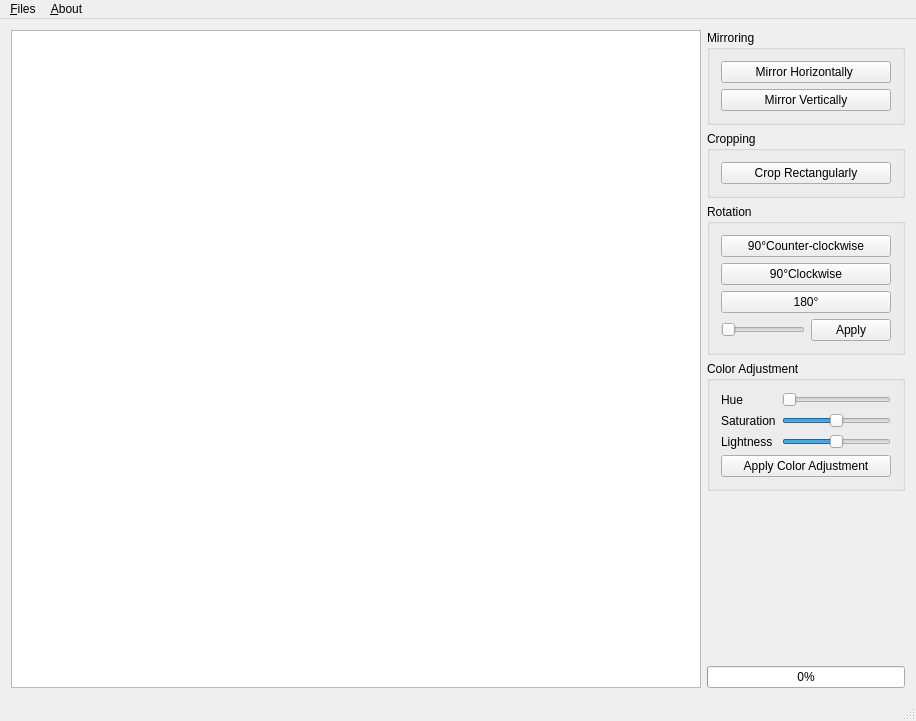
This is mainwindow.ui in lizy14/hello-lenna as Qt 5 draws it before an edit. The edited form follows.
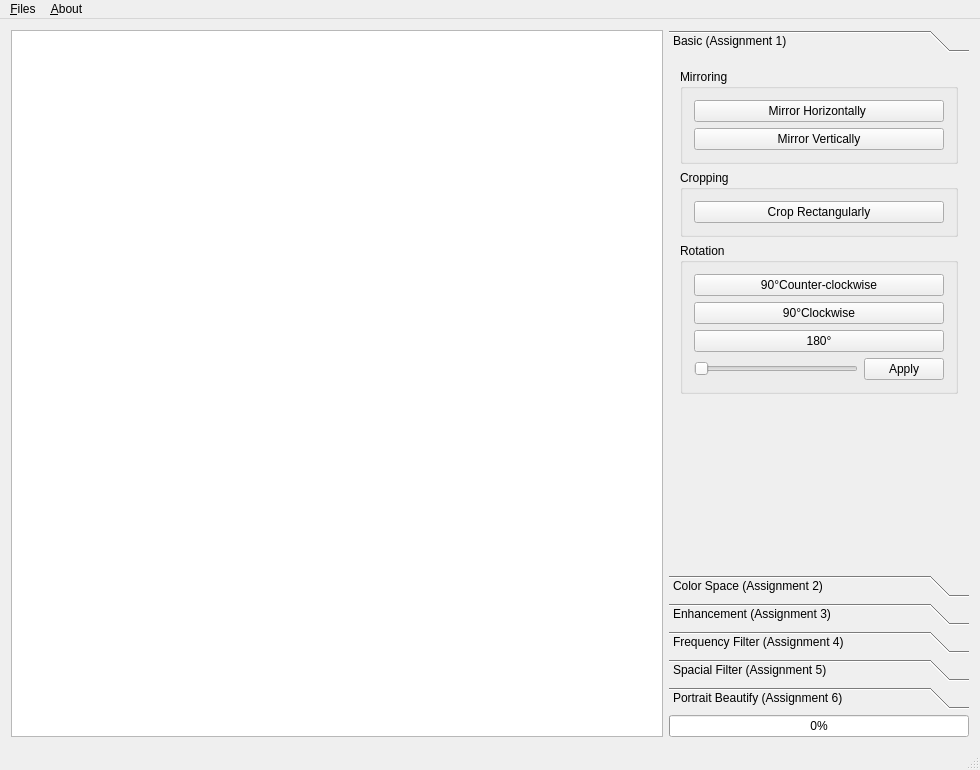
This is the edited form. The open tabs and pages were chosen to show the change.

Commit message: color: hsv <-> rgb conversion implementation

The edit to the form file:
```diff
--- a/mainwindow.ui
+++ b/mainwindow.ui
@@ -6,8 +6,8 @@
    <rect>
     <x>0</x>
     <y>0</y>
-    <width>916</width>
-    <height>721</height>
+    <width>980</width>
+    <height>770</height>
    </rect>
   </property>
   <property name="contextMenuPolicy">
@@ -17,7 +17,7 @@
    <string>Hello, Lenna</string>
   </property>
   <widget class="QWidget" name="centralWidget">
-   <layout class="QVBoxLayout" name="verticalLayout_6">
+   <layout class="QVBoxLayout" name="verticalLayout_8">
     <item>
      <layout class="QHBoxLayout" name="horizontalLayout" stretch="1,0">
       <item>
@@ -30,6 +30,24 @@
       <item>
        <layout class="QVBoxLayout" name="verticalLayout">
         <item>
+         <widget class="QToolBox" name="toolBox">
+          <property name="currentIndex">
+           <number>2</number>
+          </property>
+          <widget class="QWidget" name="page_5">
+           <property name="geometry">
+            <rect>
+             <x>0</x>
+             <y>0</y>
+             <width>264</width>
+             <height>483</height>
+            </rect>
+           </property>
+           <attribute name="label">
+            <string>Basic (Assignment 1)</string>
+           </attribute>
+           <layout class="QVBoxLayout" name="verticalLayout_6">
+            <item>
          <widget class="QGroupBox" name="groupBox_3">
           <property name="title">
            <string>Mirroring</string>
@@ -132,6 +150,34 @@
          </widget>
         </item>
         <item>
+             <spacer name="verticalSpacer_2">
+              <property name="orientation">
+               <enum>Qt::Vertical</enum>
+              </property>
+              <property name="sizeHint" stdset="0">
+               <size>
+                <width>20</width>
+                <height>40</height>
+               </size>
+              </property>
+             </spacer>
+            </item>
+           </layout>
+          </widget>
+          <widget class="QWidget" name="page_6">
+           <property name="geometry">
+            <rect>
+             <x>0</x>
+             <y>0</y>
+             <width>264</width>
+             <height>483</height>
+            </rect>
+           </property>
+           <attribute name="label">
+            <string>Color Space (Assignment 2)</string>
+           </attribute>
+           <layout class="QVBoxLayout" name="verticalLayout_7">
+            <item>
          <widget class="QGroupBox" name="groupBox">
           <property name="title">
            <string>Color Adjustment</string>
@@ -209,7 +255,14 @@
          </widget>
         </item>
         <item>
-         <spacer name="verticalSpacer">
+             <widget class="QPushButton" name="btnColorHalftone">
+              <property name="text">
+               <string>Color Halftone</string>
+              </property>
+             </widget>
+            </item>
+            <item>
+             <spacer name="verticalSpacer_3">
           <property name="orientation">
            <enum>Qt::Vertical</enum>
           </property>
@@ -217,6 +270,46 @@
            <size>
             <width>20</width>
             <height>40</height>
+               </size>
+              </property>
+             </spacer>
+            </item>
+           </layout>
+          </widget>
+          <widget class="QWidget" name="page">
+           <attribute name="label">
+            <string>Enhancement (Assignment 3)</string>
+           </attribute>
+          </widget>
+          <widget class="QWidget" name="page_2">
+           <attribute name="label">
+            <string>Frequency Filter (Assignment 4)</string>
+           </attribute>
+          </widget>
+          <widget class="QWidget" name="page_3">
+           <attribute name="label">
+            <string>Spacial Filter (Assignment 5)</string>
+           </attribute>
+          </widget>
+          <widget class="QWidget" name="page_4">
+           <attribute name="label">
+            <string>Portrait Beautify (Assignment 6)</string>
+           </attribute>
+          </widget>
+         </widget>
+        </item>
+        <item>
+         <spacer name="horizontalSpacer">
+          <property name="orientation">
+           <enum>Qt::Horizontal</enum>
+          </property>
+          <property name="sizeType">
+           <enum>QSizePolicy::Minimum</enum>
+          </property>
+          <property name="sizeHint" stdset="0">
+           <size>
+            <width>300</width>
+            <height>0</height>
            </size>
           </property>
          </spacer>
@@ -239,7 +332,7 @@
     <rect>
      <x>0</x>
      <y>0</y>
-     <width>916</width>
+     <width>980</width>
      <height>26</height>
     </rect>
    </property>
```
Lines whose indentation alone changed are shown as unchanged. The commit also changes 3 other files.
